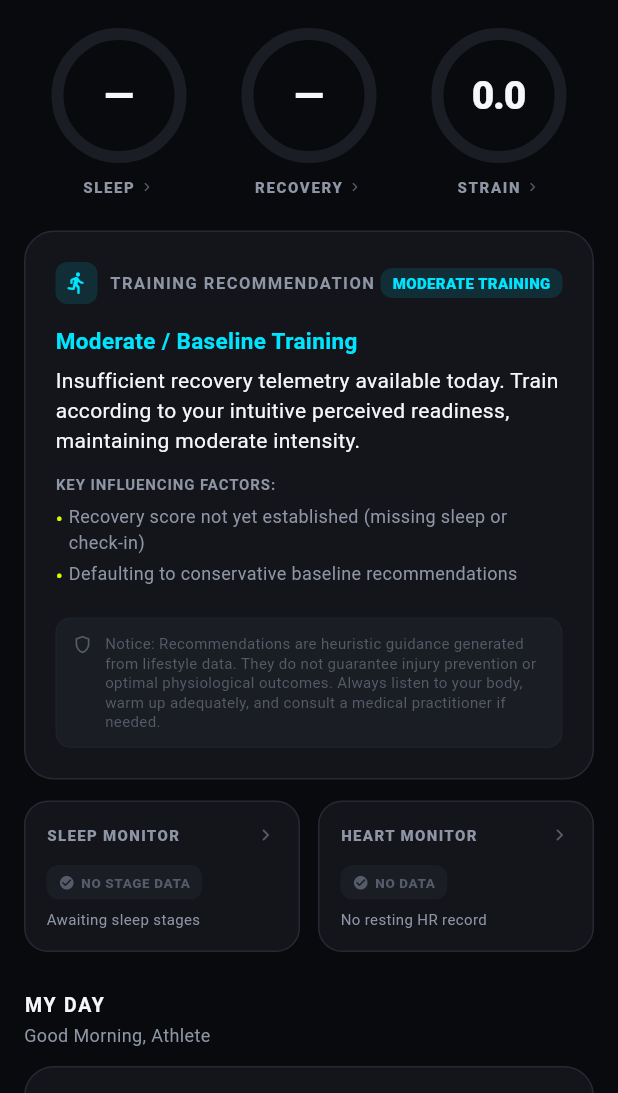
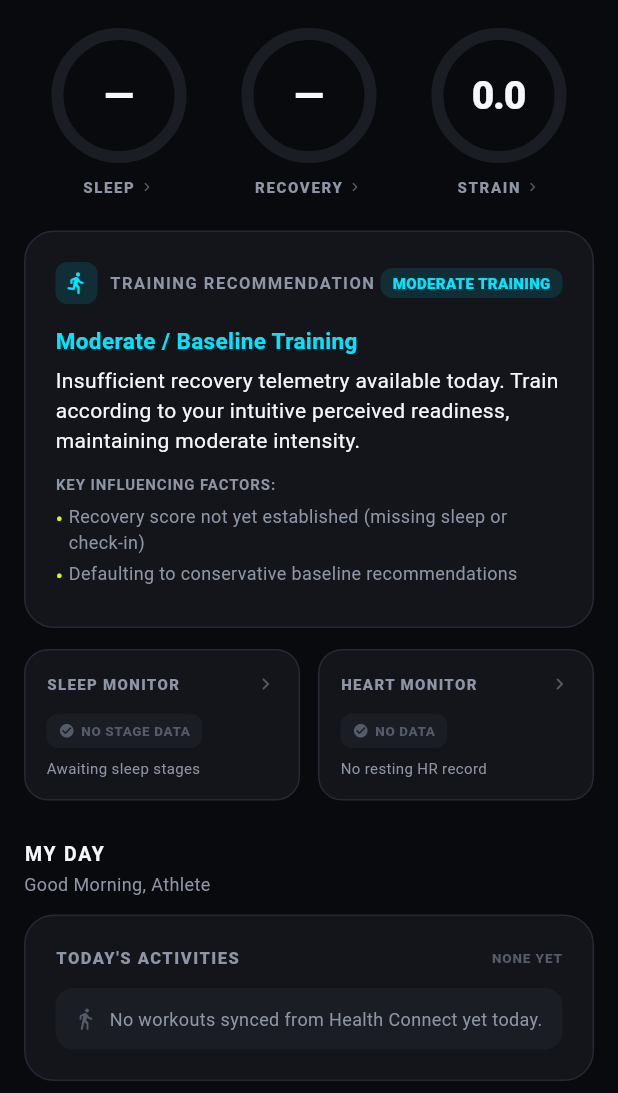
Before and after one commit to avishekpandit14/PULSE-Fitness, a Flutter app: the DashboardScreen screen opened directly, on a phone screen of 412 x 824 dp, the part 143-1236 px from its top. Run offline on Flutter 3.47's test engine with Material 3 defaults, Android fonts, the phone set to English and light mode, and no system bars; our stand-ins replace fl_chart, sqflite; missing offline and left inert: health; accounts and stored records are empty; statements that could not run were skipped.

Commit message:
Drop the in-card disclaimer and fix the sleep card header overflow
The recommendation card now ends at its factors list, and the unused safetyDisclaimer field is gone from RecommendationResult. The sleep card data-quality note moved out of the header row onto its own line, where it wraps instead of overflowing.

```diff
--- a/lib/domain/models/recommendation_result.dart
+++ b/lib/domain/models/recommendation_result.dart
@@ -23,16 +23,11 @@ class RecommendationResult {
   final String title;
   final String description;
   final List<String> mainFactors;
-  final String safetyDisclaimer;
 
   const RecommendationResult({
     required this.suggestion,
     required this.title,
     required this.description,
     required this.mainFactors,
-    this.safetyDisclaimer =
-        'Notice: Recommendations are heuristic guidance generated from lifestyle data. '
-        'They do not guarantee injury prevention or optimal physiological outcomes. '
-        'Always listen to your body, warm up adequately, and consult a medical practitioner if needed.',
   });
 }
--- a/lib/presentation/screens/dashboard/widgets/recommendation_card.dart
+++ b/lib/presentation/screens/dashboard/widgets/recommendation_card.dart
@@ -125,36 +125,6 @@ class RecommendationCard extends StatelessWidget {
               ),
             ),
           ],
-          const SizedBox(height: 14),
-          Container(
-            padding: const EdgeInsets.all(10),
-            decoration: BoxDecoration(
-              color: AppColors.surfaceElevated,
-              borderRadius: BorderRadius.circular(10),
-              border: Border.all(color: AppColors.borderSubtle),
-            ),
-            child: Row(
-              crossAxisAlignment: CrossAxisAlignment.start,
-              children: [
-                const Icon(
-                  Icons.shield_outlined,
-                  size: 14,
-                  color: AppColors.textTertiary,
-                ),
-                const SizedBox(width: 8),
-                Expanded(
-                  child: Text(
-                    rec.safetyDisclaimer,
-                    style: AppTypography.bodySmall.copyWith(
-                      color: AppColors.textTertiary,
-                      fontSize: 10,
-                      height: 1.3,
-                    ),
-                  ),
-                ),
-              ],
-            ),
-          ),
         ],
       ),
     );
```
Also changed, not shown: lib/presentation/screens/dashboard/widgets/sleep_summary_card.dart (+43 -19 lines), 1 other file.
